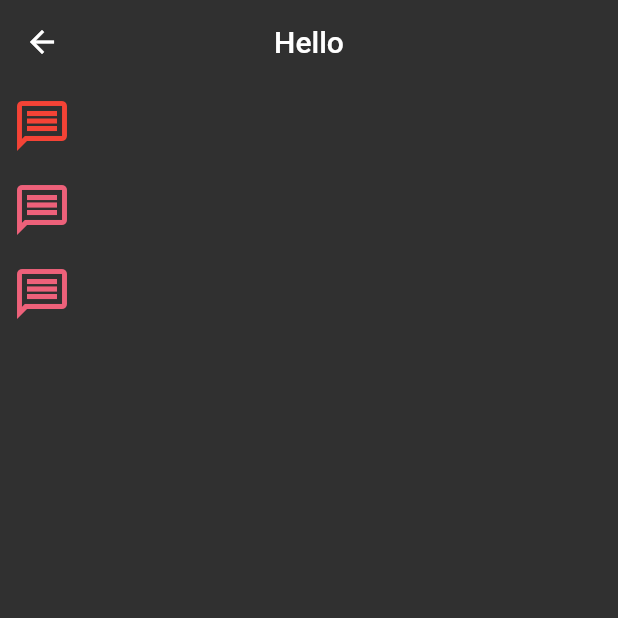
After one commit to aliterliksiz/FlutterTutorial, a Flutter app: the IconLearnView screen opened directly, on a phone screen of 412 x 824 dp, the top half of it. The commit adds this screen. Run offline on Flutter 3.47's test engine with Material 2 defaults, Android fonts, the phone set to English and light mode, and no system bars.

Commit message:
Lesson 3 last part. Icon and Color added

```diff
--- a/lib/101/app_bar_learn.dart
+++ b/lib/101/app_bar_learn.dart
@@ -15,7 +15,7 @@ class AppBarLearnView extends StatelessWidget {
         systemOverlayStyle: SystemUiOverlayStyle.light,
         leading: Icon(Icons.chevron_left),
         leadingWidth: 23,
-        actionsIconTheme: IconThemeData(color: Colors.red, size: 40),
+        //actionsIconTheme: IconThemeData(color: Colors.red, size: 40),
         actions: [
           IconButton(onPressed: () {}, icon: Icon(Icons.more_horiz)),
           Center(
--- /dev/null
+++ b/lib/101/icon_learn.dart
@@ -0,0 +1,43 @@
+import 'package:flutter/material.dart';
+
+class IconLearnView extends StatelessWidget {
+  IconLearnView({Key? key}) : super(key: key);
+  final IconSize _iconSize = IconSize();
+  final IconColors _iconColor = IconColors();
+
+  @override
+  Widget build(BuildContext context) {
+    return Scaffold(
+      appBar: AppBar(title: Text('Hello')),
+      body: Column(
+        children: [
+          IconButton(
+            onPressed: () {},
+            icon: Icon(Icons.message_outlined),
+            color: Colors.red,
+            iconSize: 40,
+          ),
+          IconButton(
+            onPressed: () {},
+            icon: Icon(Icons.message_outlined),
+            color: _iconColor.flory,
+            iconSize: _iconSize.iconSmall,
+          ),
+          IconButton(
+              onPressed: () {},
+              icon: Icon(Icons.message_outlined),
+              color: _iconColor.flory,
+              iconSize: _iconSize.iconSmall)
+        ],
+      ),
+    );
+  }
+}
+
+class IconSize {
+  final double iconSmall = 40;
+}
+
+class IconColors {
+  final Color flory = const Color(0xffED617A);
+}
```
Also changed, not shown: lib/101/color_learn.dart (added, +28 -0 lines), lib/main.dart (+5 -2 lines).
